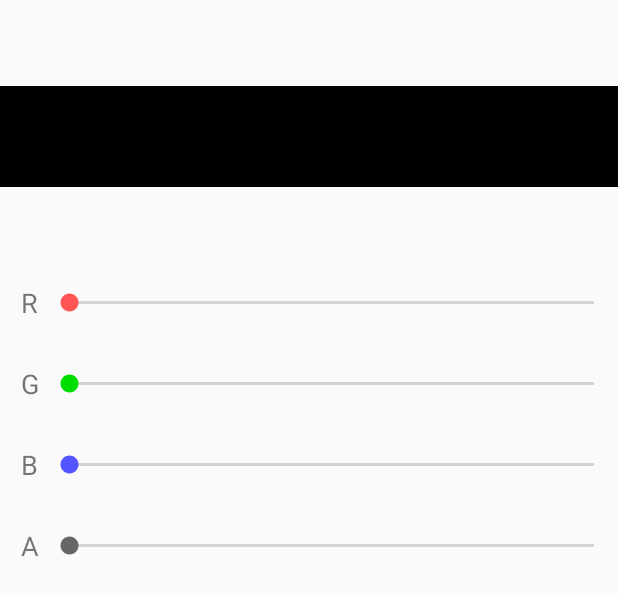
After one commit to Jonsm/CMSC434Doodle, an Android app: the layout color_popup_layout.xml on its own in the app's theme, with its tools: preview values and no code run, on a phone screen of 412 x 824 dp. The commit adds this screen. Shown: the top 595 px of the screen. Run offline under Robolectric (Android 15) with nearby library versions, the phone set to English and light mode, and no system bars.

Commit message:
added a popup window for choosing colors

```diff
--- a/app/src/main/java/com/example/jon/cmsc434doodle/MainActivity.java
+++ b/app/src/main/java/com/example/jon/cmsc434doodle/MainActivity.java
@@ -1,5 +1,7 @@
 package com.example.jon.cmsc434doodle;
 
+import android.content.DialogInterface;
+import android.support.v7.app.AlertDialog;
 import android.support.v7.app.AppCompatActivity;
 import android.os.Bundle;
 import android.support.v7.widget.ActionMenuView;
@@ -7,6 +9,8 @@ import android.support.v7.widget.Toolbar;
 import android.view.Menu;
 import android.view.MenuInflater;
 import android.view.MenuItem;
+import android.view.View;
+import android.widget.Toast;
 
 public class MainActivity extends AppCompatActivity {
     private ActionMenuView amvMenu;
@@ -32,7 +36,6 @@ public class MainActivity extends AppCompatActivity {
     public boolean onCreateOptionsMenu(Menu menu) {
         // Inflate the menu; this adds items to the action bar if it is present.
         MenuInflater inflater = getMenuInflater();
-        //.inflate(R.menu.leftalign_menu, menu);
         inflater.inflate(R.menu.leftalign_menu, amvMenu.getMenu());
         inflater.inflate(R.menu.rightalign_menu, menu);
         return true;
@@ -41,14 +44,25 @@ public class MainActivity extends AppCompatActivity {
     @Override
     public boolean onOptionsItemSelected(MenuItem item) {
         switch (item.getItemId()) {
-            case R.id.color:
-                System.out.println("Color");
+            case R.id.clear:
+                System.out.println("Clear");
+                return true;
+
+            case R.id.brush_1:
+                System.out.println("Brush3");
+                return true;
+
+            case R.id.brush_2:
+                System.out.println("Brush3");
                 return true;
 
             case R.id.brush_3:
-                // User chose the "Favorite" action, mark the current item
-                // as a favorite...
                 System.out.println("Brush3");
+                return true;
+
+            case R.id.color:
+                System.out.println("Color");
+                colorDialog();
                 return true;
 
             default:
@@ -58,4 +72,29 @@ public class MainActivity extends AppCompatActivity {
 
         }
     }
+
+    private void colorDialog() {
+        AlertDialog.Builder alert = new AlertDialog.Builder(this);
+        alert.setTitle("Color");
+        // this is set the view from XML inside AlertDialog
+        View alertLayout = getLayoutInflater().inflate(R.layout.color_popup_layout, null);
+        alert.setView(alertLayout);
+        alert.setNegativeButton("Cancel", new DialogInterface.OnClickListener() {
+
+            @Override
+            public void onClick(DialogInterface dialog, int which) {
+                System.out.println("cancel");
+            }
+        });
+
+        alert.setPositiveButton("OK", new DialogInterface.OnClickListener() {
+
+            @Override
+            public void onClick(DialogInterface dialog, int which) {
+                System.out.println("ok");
+            }
+        });
+        AlertDialog dialog = alert.create();
+        dialog.show();
+    }
 }
--- a/app/src/main/res/drawable/ic_stop_black_24dp.xml
+++ b/app/src/main/res/drawable/ic_stop_black_24dp.xml
@@ -6,7 +6,7 @@
     <path
         android:fillColor="#FF000000"
         android:pathData="M6,6h12v12H6z"
-        android:strokeWidth="1"
+        android:strokeWidth="2"
         android:strokeColor="#ffffff">
     </path>
 </vector>
--- /dev/null
+++ b/app/src/main/res/layout/color_popup_layout.xml
@@ -0,0 +1,105 @@
+<?xml version="1.0" encoding="utf-8"?>
+<LinearLayout xmlns:android="http://schemas.android.com/apk/res/android"
+    android:orientation="vertical" android:layout_width="match_parent"
+    android:layout_height="match_parent"
+    android:weightSum="1">
+
+    <Space
+        android:layout_width="match_parent"
+        android:layout_height="20dp"
+        android:layout_weight="0.07" />
+
+    <TextView
+        android:text=""
+        android:layout_width="match_parent"
+        android:layout_height="30dp"
+        android:id="@+id/textView"
+        android:background="#000000"
+        android:layout_weight="0.07" />
+
+    <Space
+        android:layout_width="match_parent"
+        android:layout_height="20dp"
+        android:layout_weight="0.07" />
+
+    <LinearLayout
+        android:orientation="horizontal"
+        android:layout_width="match_parent"
+        android:layout_height="54dp">
+
+        <TextView
+            android:text="   R"
+            android:layout_width="30dp"
+            android:id="@+id/textViewR"
+            android:gravity="center_vertical"
+            android:layout_height="40dp"
+            android:textSize="18sp" />
+
+        <SeekBar
+            android:layout_width="match_parent"
+            android:id="@+id/seekBarR"
+            android:layout_height="40dp"
+            android:thumbTint="#ff5555"/>
+    </LinearLayout>
+
+    <LinearLayout
+        android:orientation="horizontal"
+        android:layout_width="match_parent"
+        android:layout_height="54dp">
+
+        <TextView
+            android:text="   G"
+            android:layout_width="30dp"
+            android:id="@+id/textViewG"
+            android:gravity="center_vertical"
+            android:layout_height="40dp"
+            android:textSize="18sp" />
+
+        <SeekBar
+            android:layout_width="match_parent"
+            android:id="@+id/seekBarG"
+            android:layout_height="40dp"
+            android:thumbTint="#00dd00"/>
+    </LinearLayout>
+
+    <LinearLayout
+        android:orientation="horizontal"
+        android:layout_width="match_parent"
+        android:layout_height="54dp">
+
+        <TextView
+            android:text="   B"
+            android:layout_width="30dp"
+            android:id="@+id/textViewB"
+            android:gravity="center_vertical"
+            android:layout_height="40dp"
+            android:textSize="18sp" />
+
+        <SeekBar
+            android:layout_width="match_parent"
+            android:id="@+id/seekBarB"
+            android:layout_height="40dp"
+            android:thumbTint="#5555ff"/>
+    </LinearLayout>
+
+    <LinearLayout
+        android:orientation="horizontal"
+        android:layout_width="match_parent"
+        android:layout_height="54dp">
+
+        <TextView
+            android:text="   A"
+            android:layout_width="30dp"
+            android:id="@+id/textViewA"
+            android:gravity="center_vertical"
+            android:layout_height="40dp"
+            android:textSize="18sp" />
+
+        <SeekBar
+            android:layout_width="match_parent"
+            android:id="@+id/seekBarA"
+            android:layout_height="40dp"
+            android:thumbTint="#666666"/>
+    </LinearLayout>
+
+</LinearLayout>
--- a/app/src/main/res/menu/leftalign_menu.xml
+++ b/app/src/main/res/menu/leftalign_menu.xml
@@ -17,7 +17,7 @@
     <item
         android:id="@+id/brush_2"
         android:title="Size 2"
-        android:icon="@drawable/ic_brightness_1_black_24dp"
+        android:icon="@drawable/ic_lens_black_24dp"
         app:showAsAction="always"/>
     <item
         android:id="@+id/brush_1"
--- a/app/src/main/res/values/colors.xml
+++ b/app/src/main/res/values/colors.xml
@@ -1,6 +1,6 @@
 <?xml version="1.0" encoding="utf-8"?>
 <resources>
-    <color name="colorPrimary">#3F51B5</color>
-    <color name="colorPrimaryDark">#303F9F</color>
-    <color name="colorAccent">#FF4081</color>
+    <color name="colorPrimary">#daddf2</color>
+    <color name="colorPrimaryDark">#b4bbe4</color>
+    <color name="colorAccent">#555555</color>
 </resources>
--- a/app/src/main/res/values/styles.xml
+++ b/app/src/main/res/values/styles.xml
@@ -8,10 +8,4 @@
         <item name="colorAccent">@color/colorAccent</item>
     </style>
 
-    <style name="myActionButtonStyle" parent="Widget.AppCompat.ActionButton">
-        <item name="android:minWidth">30dp</item>
-        <item name="android:maxWidth">48dp</item>
-        <item name="android:width">38dp</item>
-    </style>
-
 </resources>
```
Also changed, not shown: app/src/main/res/drawable/ic_lens_black_24dp.xml (renamed from app/src/main/res/drawable/ic_brightness_1_black_24dp.xml).
